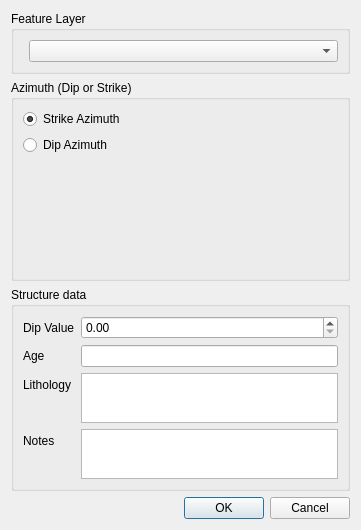
This is dip_strike_tools/gui/dlg_insert_dip_strike.ui in fpennica/dip-strike-tools as Qt 5 draws it before an edit. The edited form follows.
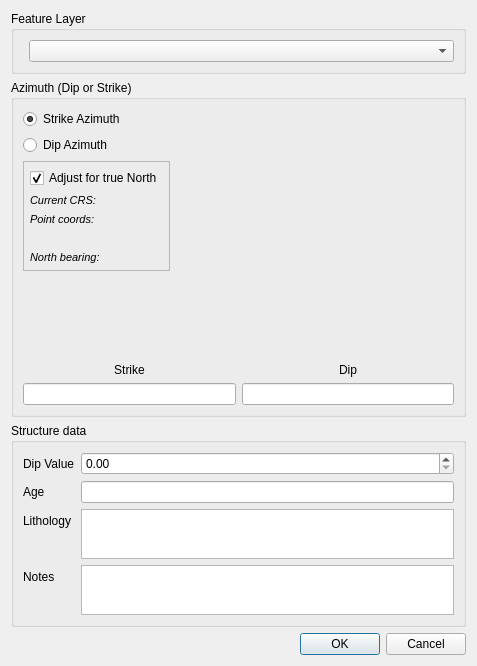
This is the edited form. Custom widgets are drawn as their Qt base class.

Commit message: add option to adjust dip strike values with true north bearing

The edit to the form file:
```diff
--- a/dip_strike_tools/gui/dlg_insert_dip_strike.ui
+++ b/dip_strike_tools/gui/dlg_insert_dip_strike.ui
@@ -6,8 +6,8 @@
    <rect>
     <x>0</x>
     <y>0</y>
-    <width>361</width>
-    <height>530</height>
+    <width>477</width>
+    <height>666</height>
    </rect>
   </property>
   <property name="windowTitle">
@@ -31,7 +31,9 @@
      <property name="title">
       <string>Azimuth (Dip or Strike)</string>
      </property>
-     <layout class="QHBoxLayout" name="horizontalLayout">
+     <layout class="QVBoxLayout" name="verticalLayout_5">
+      <item>
+       <layout class="QHBoxLayout" name="horizontalLayout_2">
       <item>
        <layout class="QVBoxLayout" name="verticalLayout_4">
         <item>
@@ -54,6 +56,131 @@
           </property>
          </widget>
         </item>
+          <item>
+           <widget class="QFrame" name="frame">
+            <property name="frameShape">
+             <enum>QFrame::StyledPanel</enum>
+            </property>
+            <property name="frameShadow">
+             <enum>QFrame::Raised</enum>
+            </property>
+            <layout class="QVBoxLayout" name="verticalLayout_6">
+             <property name="leftMargin">
+              <number>6</number>
+             </property>
+             <property name="topMargin">
+              <number>6</number>
+             </property>
+             <property name="rightMargin">
+              <number>6</number>
+             </property>
+             <property name="bottomMargin">
+              <number>6</number>
+             </property>
+             <item>
+              <widget class="QCheckBox" name="chk_true_north">
+               <property name="text">
+                <string>Adjust for true North</string>
+               </property>
+               <property name="checked">
+                <bool>true</bool>
+               </property>
+              </widget>
+             </item>
+             <item>
+              <layout class="QFormLayout" name="formLayout_2">
+               <item row="0" column="0">
+                <widget class="QLabel" name="label_7">
+                 <property name="font">
+                  <font>
+                   <pointsize>8</pointsize>
+                   <italic>true</italic>
+                  </font>
+                 </property>
+                 <property name="text">
+                  <string>Current CRS:</string>
+                 </property>
+                </widget>
+               </item>
+               <item row="0" column="1">
+                <widget class="QLabel" name="lbl_crs">
+                 <property name="font">
+                  <font>
+                   <pointsize>8</pointsize>
+                  </font>
+                 </property>
+                 <property name="text">
+                  <string/>
+                 </property>
+                </widget>
+               </item>
+               <item row="2" column="0">
+                <widget class="QLabel" name="label_6">
+                 <property name="font">
+                  <font>
+                   <pointsize>8</pointsize>
+                   <italic>true</italic>
+                  </font>
+                 </property>
+                 <property name="text">
+                  <string>Point coords:</string>
+                 </property>
+                </widget>
+               </item>
+               <item row="2" column="1">
+                <widget class="QLabel" name="lbl_coord_x">
+                 <property name="font">
+                  <font>
+                   <pointsize>8</pointsize>
+                  </font>
+                 </property>
+                 <property name="text">
+                  <string/>
+                 </property>
+                </widget>
+               </item>
+               <item row="3" column="1">
+                <widget class="QLabel" name="lbl_coord_y">
+                 <property name="font">
+                  <font>
+                   <pointsize>8</pointsize>
+                  </font>
+                 </property>
+                 <property name="text">
+                  <string/>
+                 </property>
+                </widget>
+               </item>
+               <item row="4" column="0">
+                <widget class="QLabel" name="label_5">
+                 <property name="font">
+                  <font>
+                   <pointsize>8</pointsize>
+                   <italic>true</italic>
+                  </font>
+                 </property>
+                 <property name="text">
+                  <string>North bearing:</string>
+                 </property>
+                </widget>
+               </item>
+               <item row="4" column="1">
+                <widget class="QLabel" name="lbl_north_bearing">
+                 <property name="font">
+                  <font>
+                   <pointsize>8</pointsize>
+                  </font>
+                 </property>
+                 <property name="text">
+                  <string/>
+                 </property>
+                </widget>
+               </item>
+              </layout>
+             </item>
+            </layout>
+           </widget>
+          </item>
         <item>
          <spacer name="verticalSpacer">
           <property name="orientation">
@@ -107,6 +234,46 @@
          </item>
         </layout>
        </widget>
+        </item>
+       </layout>
+      </item>
+      <item>
+       <layout class="QGridLayout" name="gridLayout_3">
+        <item row="0" column="0">
+         <widget class="QLabel" name="label_8">
+          <property name="text">
+           <string>Strike</string>
+          </property>
+          <property name="alignment">
+           <set>Qt::AlignCenter</set>
+          </property>
+         </widget>
+        </item>
+        <item row="0" column="1">
+         <widget class="QLabel" name="label_9">
+          <property name="text">
+           <string>Dip</string>
+          </property>
+          <property name="alignment">
+           <set>Qt::AlignCenter</set>
+          </property>
+         </widget>
+        </item>
+        <item row="1" column="0">
+         <widget class="QLineEdit" name="line_strike">
+          <property name="readOnly">
+           <bool>true</bool>
+          </property>
+         </widget>
+        </item>
+        <item row="1" column="1">
+         <widget class="QLineEdit" name="line_dip">
+          <property name="readOnly">
+           <bool>true</bool>
+          </property>
+         </widget>
+        </item>
+       </layout>
       </item>
      </layout>
     </widget>
```
Left out of the diff: 6 changed lines with no effect on the pictures. Lines whose indentation alone changed are shown as unchanged. The commit also changes 8 other files.
